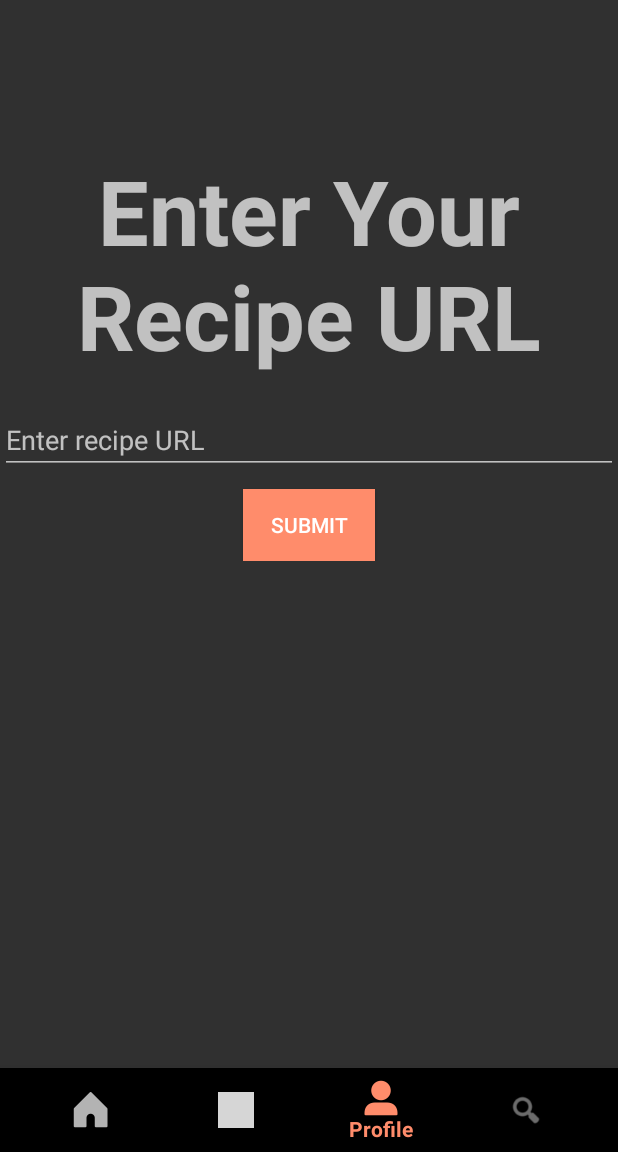
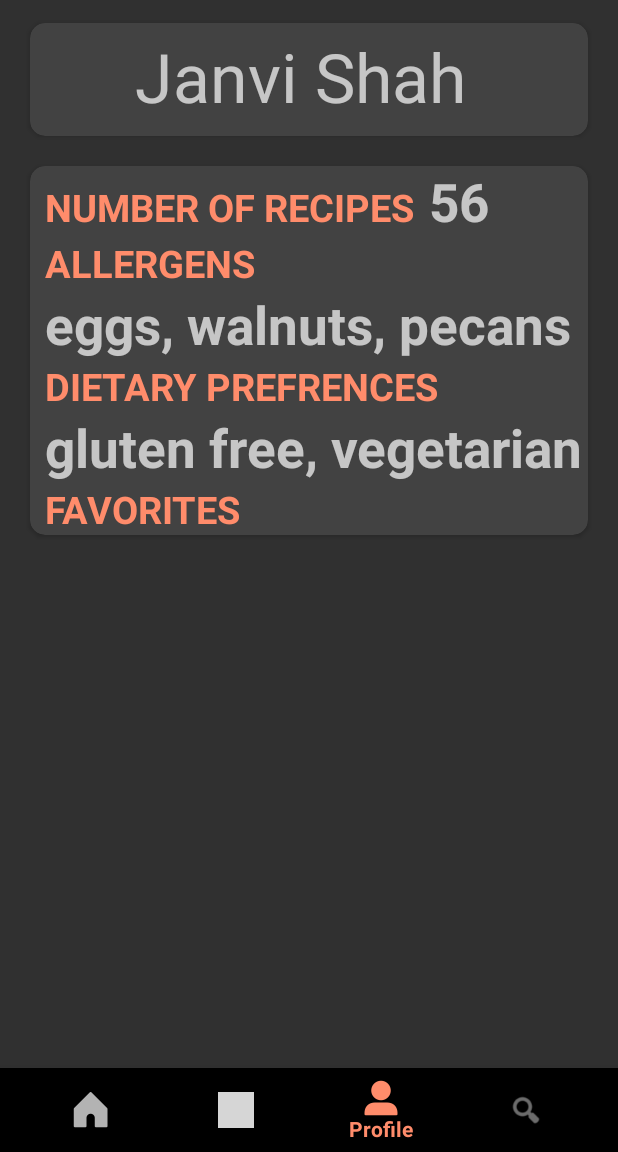
Before and after one commit to jancoding/milkandcookies, an Android app: the FeedActivity screen opened directly, with no data from a screen before it, item 3 of the bottom bar chosen, on a phone screen of 412 x 824 dp, the part 84-1236 px from its top. Run offline under Robolectric (Android 15) with nearby library versions, the phone set to English and light mode, and no system bars; libraries missing offline, so code that uses them is left out: com.parse; 6 statements that could not run were skipped; grey boxes are pictures that could not be loaded.

Commit message:
set up profile fragment

```diff
--- a/app/src/main/java/com/example/milkandcookies/activities/FeedActivity.java
+++ b/app/src/main/java/com/example/milkandcookies/activities/FeedActivity.java
@@ -15,6 +15,7 @@ import android.view.MenuItem;
 import com.example.milkandcookies.R;
 import com.example.milkandcookies.fragments.ComposeFragment;
 import com.example.milkandcookies.fragments.HomeFragment;
+import com.example.milkandcookies.fragments.ProfileFragment;
 import com.example.milkandcookies.fragments.SearchFragment;
 import com.google.android.material.bottomnavigation.BottomNavigationView;
 import com.parse.ParseUser;
@@ -55,7 +56,9 @@ public class FeedActivity extends AppCompatActivity {
                         fragmentManager.beginTransaction().replace(R.id.flFragment, fragment).commit();
                         break;
                     case R.id.profile:
-                        // TODO: add once profile fragment is created
+                        fragment = new ProfileFragment();
+                        fragmentManager.beginTransaction().replace(R.id.flFragment, fragment).commit();
+                        break;
                     default:
                         break;
                 }
--- /dev/null
+++ b/app/src/main/java/com/example/milkandcookies/fragments/ProfileFragment.java
@@ -0,0 +1,42 @@
+package com.example.milkandcookies.fragments;
+
+import android.os.Bundle;
+
+import androidx.fragment.app.Fragment;
+
+import android.view.LayoutInflater;
+import android.view.View;
+import android.view.ViewGroup;
+
+import com.example.milkandcookies.R;
+
+/**
+ * A simple {@link Fragment} subclass.
+ * Use the {@link ProfileFragment#newInstance} factory method to
+ * create an instance of this fragment.
+ */
+public class ProfileFragment extends Fragment {
+
+
+    public ProfileFragment() {
+        // Required empty public constructor
+    }
+
+
+    public static ProfileFragment newInstance(String param1, String param2) {
+        ProfileFragment fragment = new ProfileFragment();
+        return fragment;
+    }
+
+    @Override
+    public void onCreate(Bundle savedInstanceState) {
+        super.onCreate(savedInstanceState);
+    }
+
+    @Override
+    public View onCreateView(LayoutInflater inflater, ViewGroup container,
+                             Bundle savedInstanceState) {
+        // Inflate the layout for this fragment
+        return inflater.inflate(R.layout.fragment_profile, container, false);
+    }
+}
--- /dev/null
+++ b/app/src/main/res/layout/fragment_profile.xml
@@ -0,0 +1,151 @@
+<?xml version="1.0" encoding="utf-8"?>
+<RelativeLayout xmlns:android="http://schemas.android.com/apk/res/android"
+    xmlns:app="http://schemas.android.com/apk/res-auto"
+    xmlns:tools="http://schemas.android.com/tools"
+    android:layout_width="match_parent"
+    android:layout_height="match_parent"
+    tools:context=".activities.ProductActivity">
+
+
+
+    <androidx.cardview.widget.CardView
+        android:id="@+id/cardViewGraph"
+        android:layout_width="match_parent"
+        android:layout_height="75dp"
+        android:layout_marginLeft="20dp"
+        android:layout_marginRight="20dp"
+        android:layout_marginTop="15dp"
+        android:elevation="10dp"
+        app:cardCornerRadius="10dp">
+
+
+        <!--Linear layout to display pie chart -->
+        <!-- and details of pie chart-->
+
+        <RelativeLayout
+            android:layout_width="match_parent"
+            android:layout_height="match_parent"
+            android:orientation="vertical"
+            android:weightSum="2">
+
+            <ImageView
+                android:id="@+id/ivProfile"
+                android:layout_width="60dp"
+                android:layout_height="50dp"
+                android:layout_marginTop="10dp"
+                tools:srcCompat="@drawable/ic_vector_person" />
+
+            <TextView
+                android:id="@+id/tvFullName"
+                android:layout_width="wrap_content"
+                android:layout_height="wrap_content"
+                android:layout_toRightOf="@+id/ivProfile"
+                android:layout_marginTop="5dp"
+                android:layout_marginLeft="10dp"
+                android:textSize="45dp"
+                android:text="Janvi Shah" />
+
+        </RelativeLayout>
+
+    </androidx.cardview.widget.CardView>
+
+
+    <androidx.cardview.widget.CardView
+        android:layout_width="match_parent"
+        android:layout_height="wrap_content"
+        android:layout_below="@+id/cardViewGraph"
+        android:layout_marginLeft="20dp"
+        android:layout_marginRight="20dp"
+        android:layout_marginTop="20dp"
+        android:layout_marginBottom="20dp"
+        android:elevation="10dp"
+        app:cardCornerRadius="10dp"
+        android:id="@+id/details">
+
+
+        <LinearLayout
+            android:layout_width="match_parent"
+            android:layout_height="wrap_content"
+            android:orientation="vertical">
+            <LinearLayout
+                android:layout_width="match_parent"
+                android:layout_height="wrap_content"
+                android:orientation="horizontal">
+
+                <TextView
+                    android:layout_width="wrap_content"
+                    android:layout_height="wrap_content"
+                    android:layout_marginLeft="10dp"
+                    android:text="NUMBER OF RECIPES"
+                    android:textColor="@color/salmon"
+                    android:textSize="25dp"
+                    android:textStyle="bold" />
+
+                <TextView
+                    android:layout_width="wrap_content"
+                    android:layout_height="wrap_content"
+                    android:layout_marginLeft="10dp"
+                    android:text="56"
+                    android:textSize="35dp"
+                    android:textStyle="bold" />
+
+            </LinearLayout>
+
+
+            <TextView
+                android:layout_width="wrap_content"
+                android:layout_height="wrap_content"
+                android:layout_marginLeft="10dp"
+                android:text="ALLERGENS"
+                android:textColor="@color/salmon"
+                android:textSize="25dp"
+                android:textStyle="bold" />
+
+                <TextView
+                    android:layout_width="wrap_content"
+                    android:layout_height="wrap_content"
+                    android:layout_marginLeft="10dp"
+                    android:text="eggs, walnuts, pecans"
+                    android:textSize="35dp"
+                    android:textStyle="bold" />
+
+
+            <TextView
+                android:layout_width="wrap_content"
+                android:layout_height="wrap_content"
+                android:layout_marginLeft="10dp"
+                android:text="DIETARY PREFRENCES"
+                android:textColor="@color/salmon"
+                android:textSize="25dp"
+                android:textStyle="bold" />
+
+            <TextView
+                android:layout_width="wrap_content"
+                android:layout_height="wrap_content"
+                android:layout_marginLeft="10dp"
+                android:text="gluten free, vegetarian"
+                android:textSize="35dp"
+                android:textStyle="bold" />
+
+
+            <TextView
+                android:layout_width="wrap_content"
+                android:layout_height="wrap_content"
+                android:layout_marginLeft="10dp"
+                android:text="FAVORITES"
+                android:textColor="@color/salmon"
+                android:textSize="25dp"
+                android:textStyle="bold" />
+
+            <androidx.recyclerview.widget.RecyclerView
+                android:layout_width="wrap_content"
+                android:layout_height="wrap_content"
+                android:layout_marginLeft="10dp"
+            />
+
+        </LinearLayout>
+
+
+    </androidx.cardview.widget.CardView>
+
+</RelativeLayout>
```
